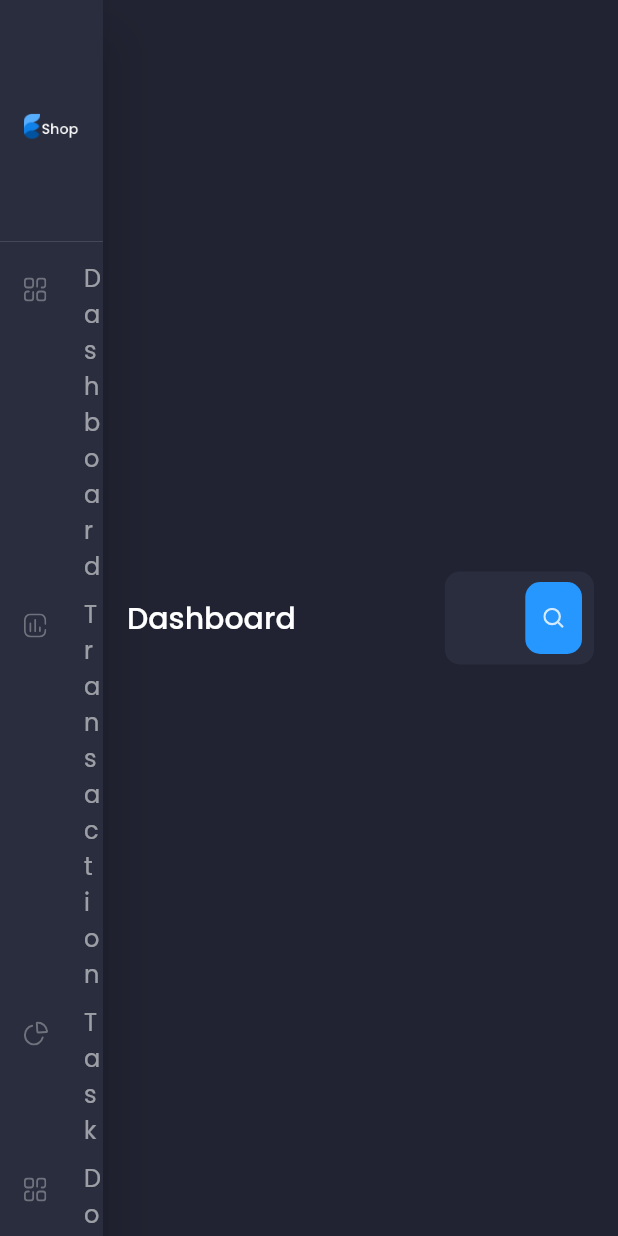
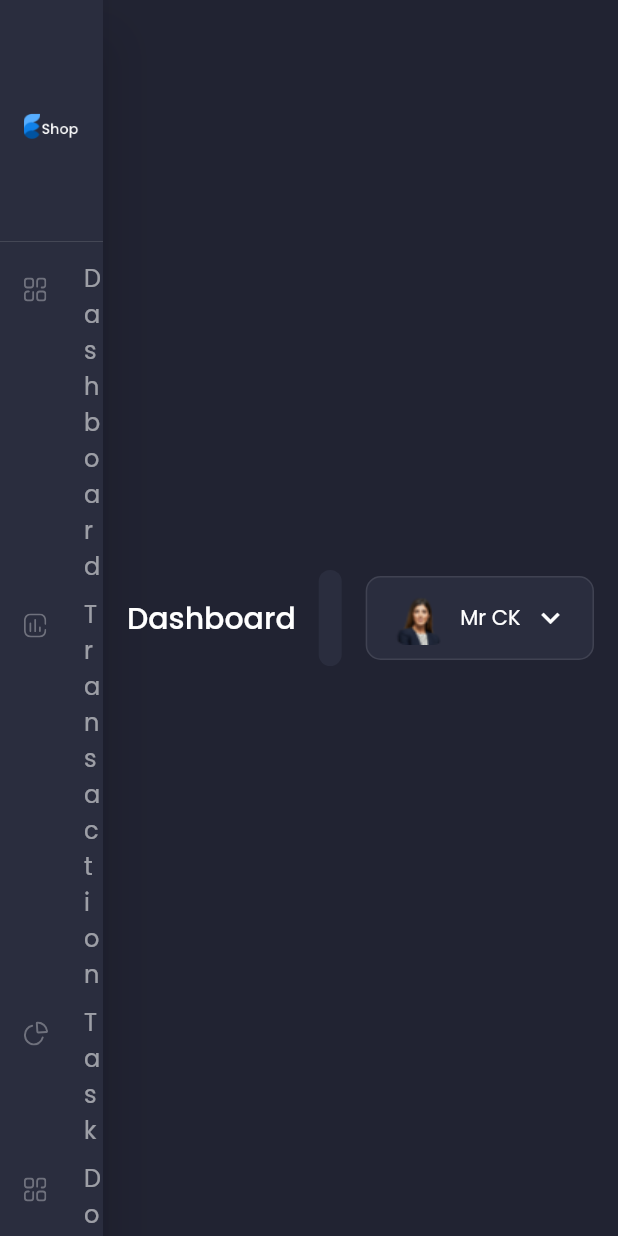
Before and after one commit to rashidmrck/adminpanel, a Flutter app: the screen it shows after launch, on a phone screen of 412 x 824 dp. Run offline on Flutter 3.47's test engine with Material 2 defaults, Android fonts, the phone set to English and light mode, and no system bars; our stand-ins replace flutter_svg, google_fonts.

```diff
--- a/lib/Screens/dashboard/dashboard_screen.dart
+++ b/lib/Screens/dashboard/dashboard_screen.dart
@@ -10,7 +10,22 @@ class DashBoardScreen extends StatelessWidget {
         padding: EdgeInsets.all(defaultPadding),
         child: Column(
           children: [
-            Row(
+            Header()
+          ],
+        ),
+      ),
+    );
+  }
+}
+
+class Header extends StatelessWidget {
+  const Header({
+    Key key,
+  }) : super(key: key);
+
+  @override
+  Widget build(BuildContext context) {
+    return Row(
       children: [
         Text(
           'Dashboard',
@@ -19,11 +34,47 @@ class DashBoardScreen extends StatelessWidget {
         Spacer(),
         Expanded(
           child: SearchFiled(),
-                )
+        ),
+        ProfileCard()
       ],
-            )
+    );
+  }
+}
+
+class ProfileCard extends StatelessWidget {
+  const ProfileCard({
+    Key key,
+  }) : super(key: key);
+
+  @override
+  Widget build(BuildContext context) {
+    return Container(
+      margin: const EdgeInsets.only(left: defaultPadding),
+      padding: const EdgeInsets.symmetric(
+        horizontal: defaultPadding,
+        vertical: defaultPadding / 2,
+      ),
+      decoration: BoxDecoration(
+          color: secondaryColor,
+          borderRadius: const BorderRadius.all(
+            Radius.circular(10),
+          ),
+          border: Border.all(color: Colors.white10)),
+      child: Row(
+        children: [
+          Image.asset(
+            'assets/images/profile_pic.png',
+            height: 38,
+          ),
+          Padding(
+            padding: const EdgeInsets.symmetric(
+                horizontal: defaultPadding / 2),
+            child: Text(
+              'Mr CK',
+            ),
+          ),
+          Icon(Icons.keyboard_arrow_down)
         ],
-        ),
       ),
     );
   }
@@ -38,6 +89,7 @@ class SearchFiled extends StatelessWidget {
   Widget build(BuildContext context) {
     return TextField(
       decoration: InputDecoration(
+        hintText: 'Search..',
         fillColor: secondaryColor,
         filled: true,
         border: OutlineInputBorder(
@@ -52,8 +104,7 @@ class SearchFiled extends StatelessWidget {
           },
           child: Container(
             padding: const EdgeInsets.all(defaultPadding * 0.75),
-            margin: const EdgeInsets.symmetric(
-                horizontal: defaultPadding / 2),
+            margin: const EdgeInsets.symmetric(horizontal: defaultPadding / 2),
             decoration: BoxDecoration(
               color: primaryColor,
               borderRadius: const BorderRadius.all(
```
Lines whose indentation alone changed are shown as unchanged.
